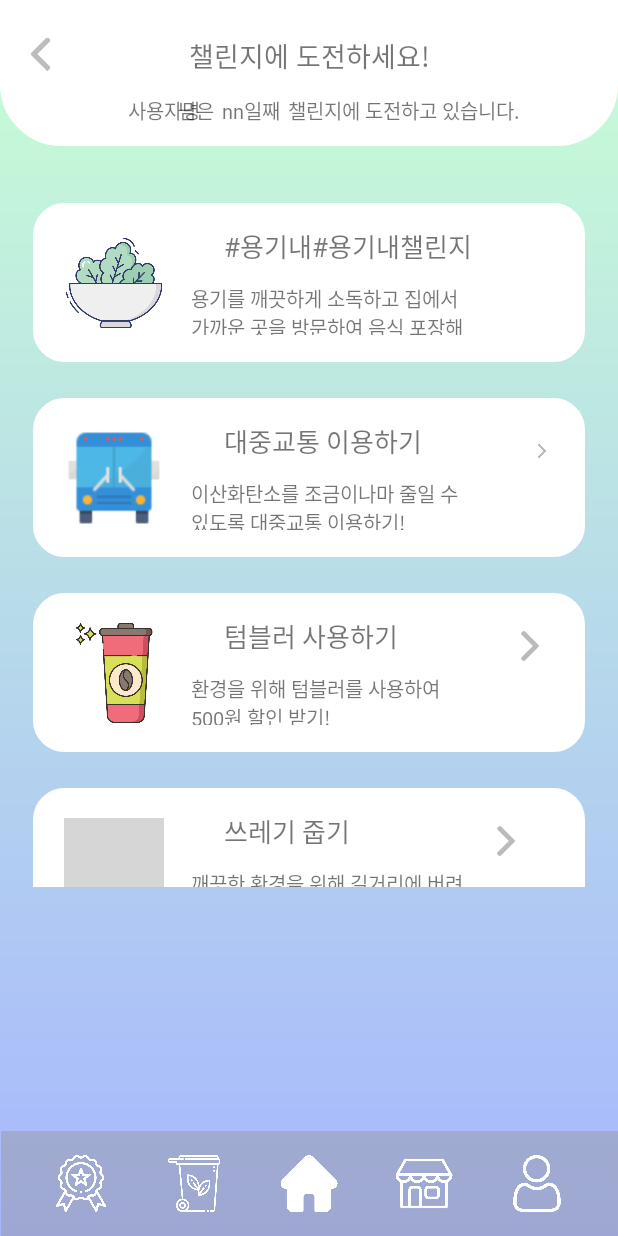
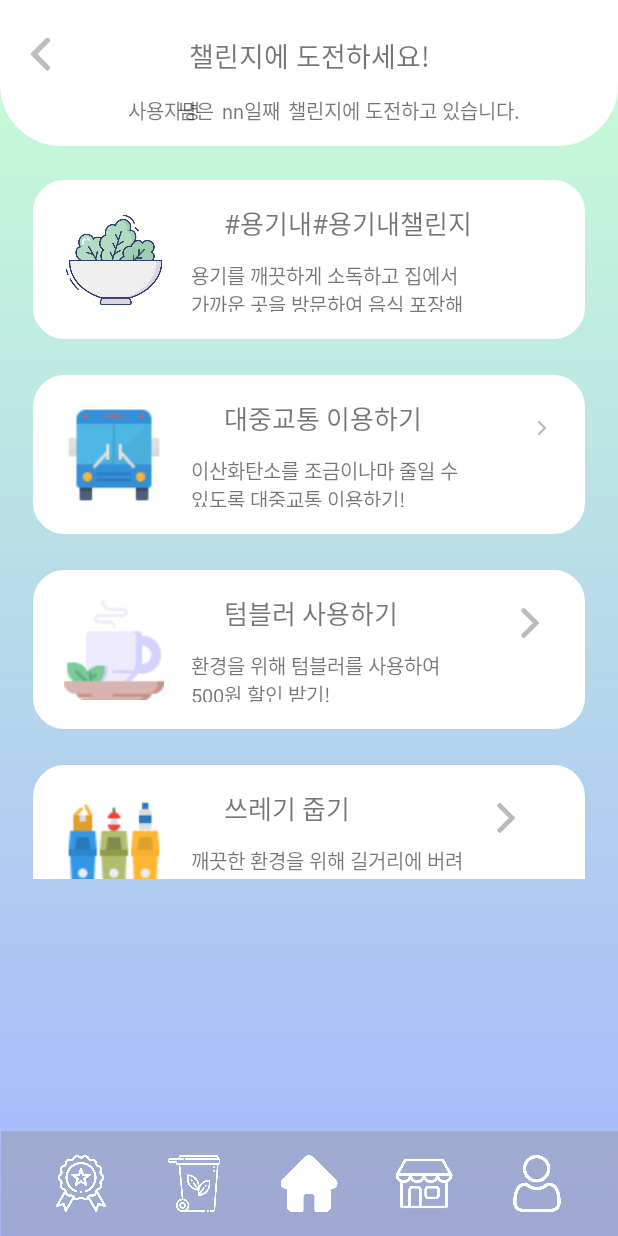
Before and after one commit to jxxny/GreenDay, an Android app: the challenge screen opened directly, with no data from a screen before it, on a phone screen of 412 x 824 dp. Run offline under Robolectric (Android 15) with nearby library versions, the phone set to English and light mode, and no system bars; grey boxes are pictures that could not be loaded.

Commit message:
이미지, 리사이클러뷰 수정

```diff
--- a/app/src/main/java/com/example/greenday/challenge.java
+++ b/app/src/main/java/com/example/greenday/challenge.java
@@ -83,10 +83,10 @@ public class challenge extends AppCompatActivity {
                 imageView.setImageDrawable(ResourcesCompat.getDrawable(getResources(), R.drawable.bus, null));
 
             if(holder.type.getText().equals("텀블러"))
-                imageView.setImageDrawable(ResourcesCompat.getDrawable(getResources(), R.drawable.tumbler, null));
+                imageView.setImageDrawable(ResourcesCompat.getDrawable(getResources(), R.drawable.coffee_cup, null));
 
             if(holder.type.getText().equals("쓰레기"))
-                imageView.setImageDrawable(ResourcesCompat.getDrawable(getResources(),R.drawable.trash, null));
+                imageView.setImageDrawable(ResourcesCompat.getDrawable(getResources(),R.drawable.trash2, null));
         }
 
         @Override
--- a/app/src/main/res/layout/challenge_activity.xml
+++ b/app/src/main/res/layout/challenge_activity.xml
@@ -157,8 +157,8 @@
     <androidx.recyclerview.widget.RecyclerView
         android:id="@+id/recyclerView"
         android:layout_width="match_parent"
-        android:layout_height="468dp"
-        android:layout_marginTop="25dp"
+        android:layout_height="478dp"
+        android:layout_marginTop="10dp"
         app:layout_constraintEnd_toEndOf="parent"
         app:layout_constraintStart_toStartOf="parent"
         app:layout_constraintTop_toBottomOf="@+id/Q_challenge" />
```
Also changed, not shown: app/src/main/res/drawable/coffee_cup.png (added), app/src/main/res/drawable/trash2.png (added).
